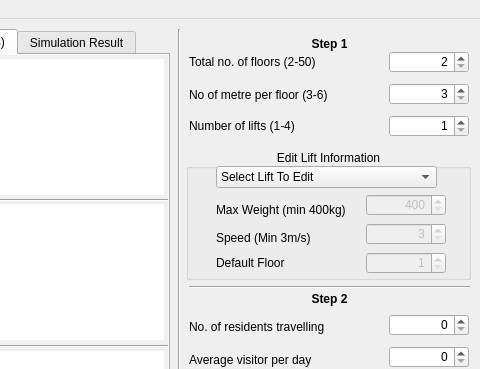
First picture: the form in mainwindow.ui, repository liftlab/LEVAX, before the edit; both pictures show x 121 to 601 and y 0 to 369 of the 601 by 545 pixel window.
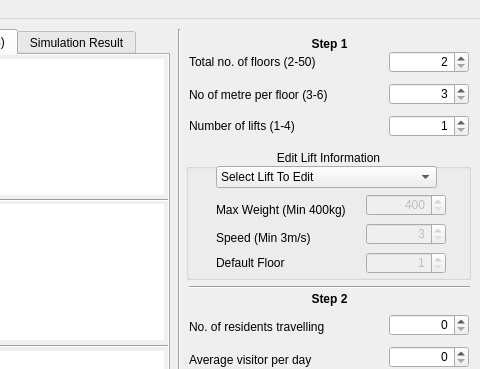
Second picture: the form after the edit. Icons and pictures are not drawn.

Patch:
```diff
--- a/mainwindow.ui
+++ b/mainwindow.ui
@@ -662,7 +662,7 @@
       </rect>
      </property>
      <property name="text">
-      <string>Max Weight (min 400kg)</string>
+      <string>Max Weight (Min 400kg)</string>
      </property>
     </widget>
     <widget class="QLabel" name="maxWeightLabel_2">
```
